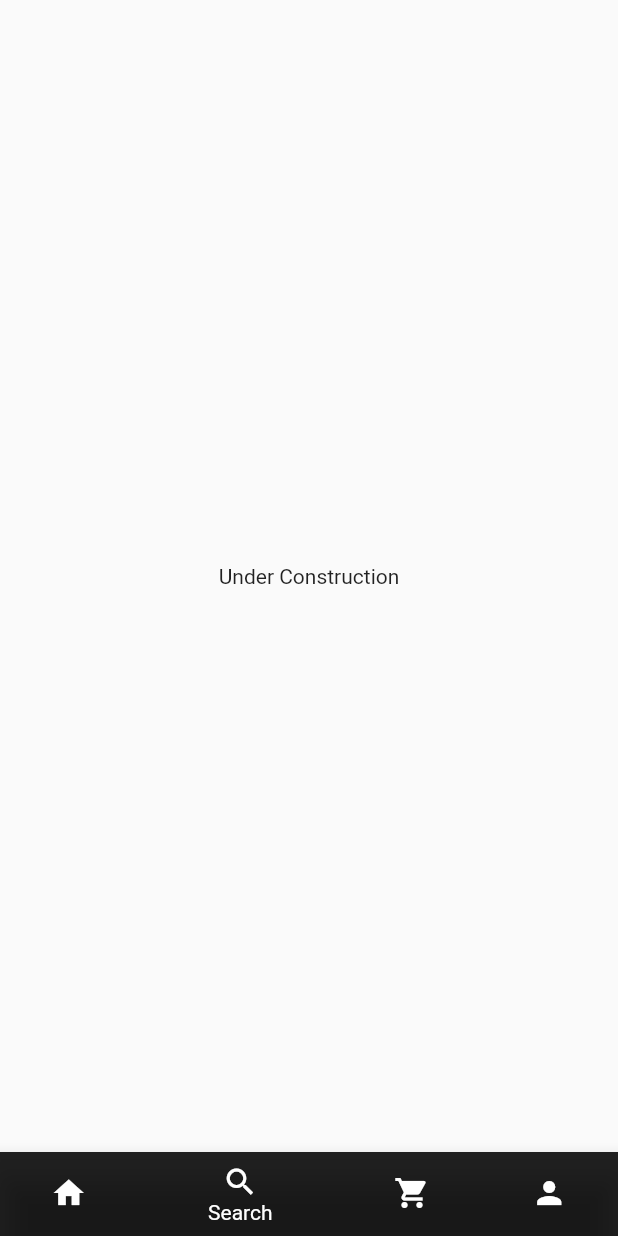
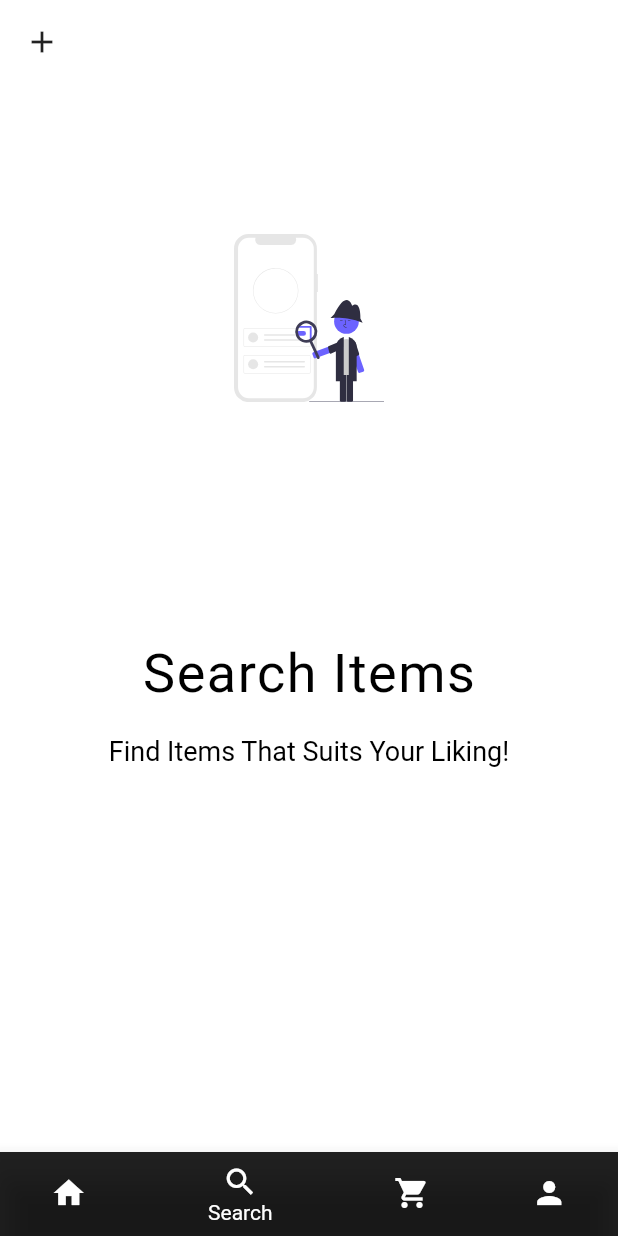
Before and after one commit to ZakiBonnor/Jordans-Store-UI, a Flutter app: the screen it shows after launch, item 2 of the bottom bar chosen, on a phone screen of 412 x 824 dp. Run offline on Flutter 3.47's test engine with Material 2 defaults, Android fonts, the phone set to English and light mode, and no system bars; our stand-ins replace flutter_svg; network calls fail.

Commit message:
Added search page and fixed some issues in the cart page

```diff
--- a/lib/pages/search_page.dart
+++ b/lib/pages/search_page.dart
@@ -1,4 +1,5 @@
 import 'package:flutter/material.dart';
+import 'package:flutter_svg/flutter_svg.dart';
 
 class SearchPage extends StatefulWidget {
   const SearchPage({Key? key}) : super(key: key);
@@ -10,8 +11,35 @@ class SearchPage extends StatefulWidget {
 class _SearchPageState extends State<SearchPage> {
   @override
   Widget build(BuildContext context) {
-    return Center(
-      child: Text('Under Construction'),
+    return Scaffold(
+      appBar: AppBar(
+        backgroundColor: Colors.white,
+        leading: FlatButton(child: Icon(Icons.add), onPressed: () => {}),
+        elevation: 0,
+      ),
+      backgroundColor: Colors.white,
+      body: Column(
+        children: [
+          Center(
+            child: Padding(
+              padding: EdgeInsets.fromLTRB(0, 100, 0, 10),
+              child: Center(
+                  child: SvgPicture.asset('assets/images/search1.svg',
+                      width: 100)),
+            ),
+          ),
+          Center(
+              child: Padding(
+            padding: const EdgeInsets.fromLTRB(0, 150, 0, 20),
+            child: Text('Search Items',
+                style: TextStyle(
+                    fontSize: 36, color: Colors.black, letterSpacing: 1)),
+          )),
+          Center(
+              child: Text('Find Items That Suits Your Liking!',
+                  style: TextStyle(fontSize: 18, color: Colors.black))),
+        ],
+      ),
     );
   }
 }
```
Also changed, not shown: pubspec.yaml (+6 -1 lines), assets/images/123.svg (added), assets/images/search1.svg (added), images/search1.svg (added), images/searchpage.png (added), pubspec.lock.
